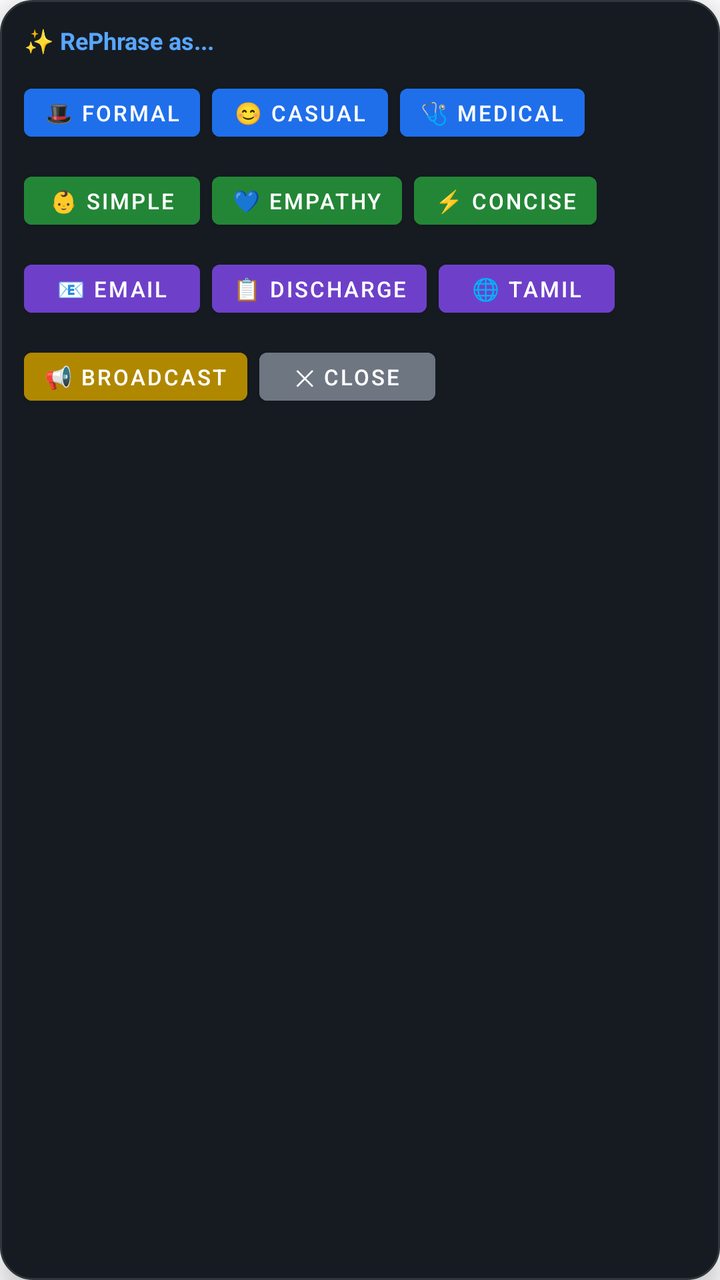
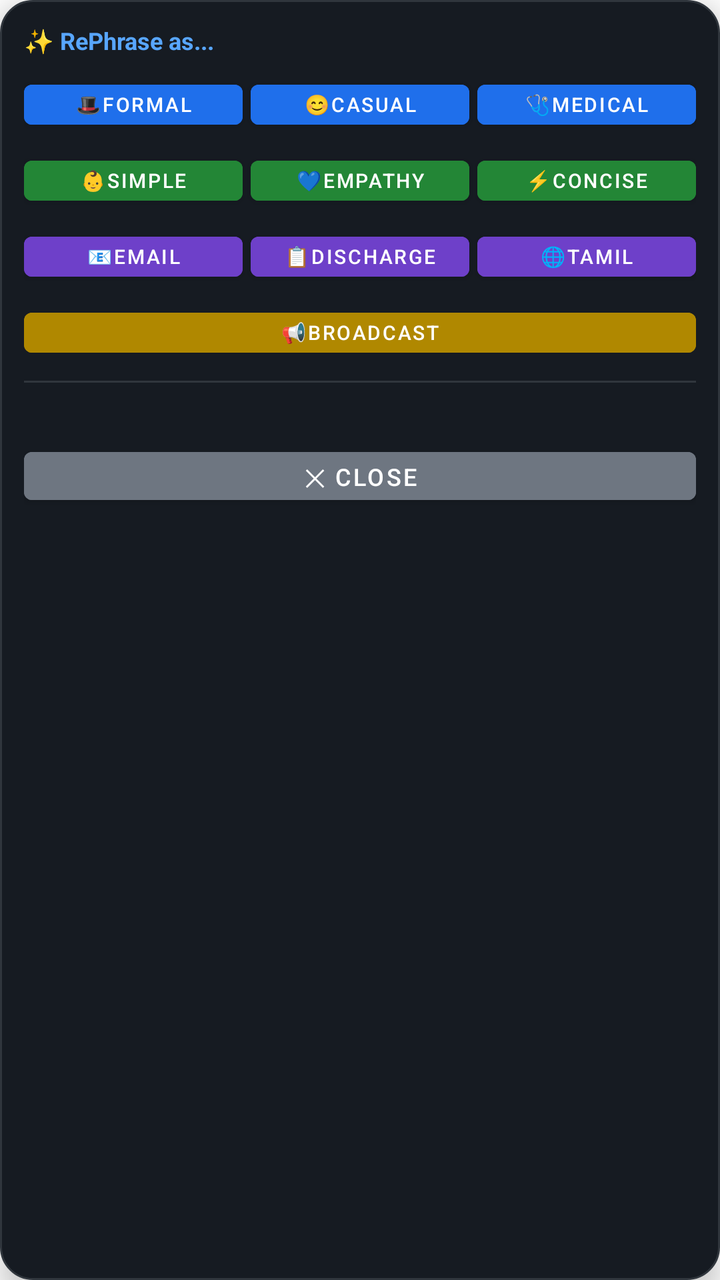

The first picture is an Android layout as it rendered before a commit; the second is the same layout after the commit. The layout source and the unified diff follow.
<!-- AndroidManifest.xml: application theme AppTheme -->
<!-- res/layout/floating_bubble.xml -->
<?xml version="1.0" encoding="utf-8"?>
<LinearLayout xmlns:android="http://schemas.android.com/apk/res/android"
    android:layout_width="wrap_content"
    android:layout_height="wrap_content"
    android:orientation="vertical"
    android:background="@drawable/bubble_bg"
    android:padding="12dp"
    android:elevation="8dp">

    <TextView
        android:layout_width="wrap_content"
        android:layout_height="wrap_content"
        android:text="✨ RePhrase as..."
        android:textSize="12sp"
        android:textStyle="bold"
        android:textColor="#58a6ff"
        android:layout_marginBottom="10dp"/>

    <LinearLayout
        android:layout_width="wrap_content"
        android:layout_height="wrap_content"
        android:orientation="horizontal"
        android:layout_marginBottom="8dp">
        <Button android:id="@+id/btn_formal" android:layout_width="wrap_content" android:layout_height="36dp" android:text="🎩 Formal" android:textSize="11sp" android:backgroundTint="#1f6feb" android:layout_marginEnd="6dp" android:paddingStart="10dp" android:paddingEnd="10dp"/>
        <Button android:id="@+id/btn_casual" android:layout_width="wrap_content" android:layout_height="36dp" android:text="😊 Casual" android:textSize="11sp" android:backgroundTint="#1f6feb" android:layout_marginEnd="6dp" android:paddingStart="10dp" android:paddingEnd="10dp"/>
        <Button android:id="@+id/btn_medical" android:layout_width="wrap_content" android:layout_height="36dp" android:text="🩺 Medical" android:textSize="11sp" android:backgroundTint="#1f6feb" android:paddingStart="10dp" android:paddingEnd="10dp"/>
    </LinearLayout>

    <LinearLayout
        android:layout_width="wrap_content"
        android:layout_height="wrap_content"
        android:orientation="horizontal"
        android:layout_marginBottom="8dp">
        <Button android:id="@+id/btn_simple" android:layout_width="wrap_content" android:layout_height="36dp" android:text="👶 Simple" android:textSize="11sp" android:backgroundTint="#238636" android:layout_marginEnd="6dp" android:paddingStart="10dp" android:paddingEnd="10dp"/>
        <Button android:id="@+id/btn_empathy" android:layout_width="wrap_content" android:layout_height="36dp" android:text="💙 Empathy" android:textSize="11sp" android:backgroundTint="#238636" android:layout_marginEnd="6dp" android:paddingStart="10dp" android:paddingEnd="10dp"/>
        <Button android:id="@+id/btn_concise" android:layout_width="wrap_content" android:layout_height="36dp" android:text="⚡ Concise" android:textSize="11sp" android:backgroundTint="#238636" android:paddingStart="10dp" android:paddingEnd="10dp"/>
    </LinearLayout>

    <LinearLayout
        android:layout_width="wrap_content"
        android:layout_height="wrap_content"
        android:orientation="horizontal"
        android:layout_marginBottom="8dp">
        <Button android:id="@+id/btn_email" android:layout_width="wrap_content" android:layout_height="36dp" android:text="📧 Email" android:textSize="11sp" android:backgroundTint="#6e40c9" android:layout_marginEnd="6dp" android:paddingStart="10dp" android:paddingEnd="10dp"/>
        <Button android:id="@+id/btn_discharge" android:layout_width="wrap_content" android:layout_height="36dp" android:text="📋 Discharge" android:textSize="11sp" android:backgroundTint="#6e40c9" android:layout_marginEnd="6dp" android:paddingStart="10dp" android:paddingEnd="10dp"/>
        <Button android:id="@+id/btn_tamil" android:layout_width="wrap_content" android:layout_height="36dp" android:text="🌐 Tamil" android:textSize="11sp" android:backgroundTint="#6e40c9" android:paddingStart="10dp" android:paddingEnd="10dp"/>
    </LinearLayout>

    <LinearLayout
        android:layout_width="wrap_content"
        android:layout_height="wrap_content"
        android:orientation="horizontal">
        <Button android:id="@+id/btn_broadcast" android:layout_width="wrap_content" android:layout_height="36dp" android:text="📢 Broadcast" android:textSize="11sp" android:backgroundTint="#b08800" android:layout_marginEnd="6dp" android:paddingStart="10dp" android:paddingEnd="10dp"/>
        <Button android:id="@+id/btn_close" android:layout_width="wrap_content" android:layout_height="36dp" android:text="✕ Close" android:textSize="11sp" android:backgroundTint="#6e7681" android:paddingStart="10dp" android:paddingEnd="10dp"/>
    </LinearLayout>

    <TextView
        android:id="@+id/statusMsg"
        android:layout_width="wrap_content"
        android:layout_height="wrap_content"
        android:text=""
        android:textSize="11sp"
        android:textColor="#3fb950"
        android:layout_marginTop="8dp"/>

</LinearLayout>
<!-- resources referenced by this layout -->
<resources>
  <!-- drawable bubble_bg (drawable) -->
  <?xml version="1.0" encoding="utf-8"?>
  <shape xmlns:android="http://schemas.android.com/apk/res/android">
      <solid android:color="#161b22"/>
      <corners android:radius="16dp"/>
      <stroke android:width="1dp" android:color="#30363d"/>
  </shape>
  <style name="AppTheme" parent="Theme.MaterialComponents.DayNight.DarkActionBar">
          <item name="colorPrimary">#1f6feb</item>
          <item name="colorPrimaryDark">#0d1117</item>
          <item name="colorAccent">#388bfd</item>
      </style>
</resources>

<!-- the commit's change to res/layout/floating_bubble.xml (unified diff, before → after) -->
@@ -1,6 +1,6 @@
 <?xml version="1.0" encoding="utf-8"?>
 <LinearLayout xmlns:android="http://schemas.android.com/apk/res/android"
-    android:layout_width="wrap_content"
+    android:layout_width="320dp"
     android:layout_height="wrap_content"
     android:orientation="vertical"
     android:background="@drawable/bubble_bg"
@@ -14,45 +14,51 @@
         android:textSize="12sp"
         android:textStyle="bold"
         android:textColor="#58a6ff"
-        android:layout_marginBottom="10dp"/>
+        android:layout_marginBottom="8dp"/>
 
     <LinearLayout
-        android:layout_width="wrap_content"
+        android:layout_width="match_parent"
+        android:layout_height="wrap_content"
+        android:orientation="horizontal"
+        android:layout_marginBottom="6dp">
+        <Button android:id="@+id/btn_formal" android:layout_width="0dp" android:layout_weight="1" android:layout_height="32dp" android:text="🎩Formal" android:textSize="10sp" android:backgroundTint="#1f6feb" android:layout_marginEnd="4dp" android:padding="2dp"/>
+        <Button android:id="@+id/btn_casual" android:layout_width="0dp" android:layout_weight="1" android:layout_height="32dp" android:text="😊Casual" android:textSize="10sp" android:backgroundTint="#1f6feb" android:layout_marginEnd="4dp" android:padding="2dp"/>
+        <Button android:id="@+id/btn_medical" android:layout_width="0dp" android:layout_weight="1" android:layout_height="32dp" android:text="🩺Medical" android:textSize="10sp" android:backgroundTint="#1f6feb" android:padding="2dp"/>
+    </LinearLayout>
+
+    <LinearLayout
+        android:layout_width="match_parent"
+        android:layout_height="wrap_content"
+        android:orientation="horizontal"
+        android:layout_marginBottom="6dp">
+        <Button android:id="@+id/btn_simple" android:layout_width="0dp" android:layout_weight="1" android:layout_height="32dp" android:text="👶Simple" android:textSize="10sp" android:backgroundTint="#238636" android:layout_marginEnd="4dp" android:padding="2dp"/>
+        <Button android:id="@+id/btn_empathy" android:layout_width="0dp" android:layout_weight="1" android:layout_height="32dp" android:text="💙Empathy" android:textSize="10sp" android:backgroundTint="#238636" android:layout_marginEnd="4dp" android:padding="2dp"/>
+        <Button android:id="@+id/btn_concise" android:layout_width="0dp" android:layout_weight="1" android:layout_height="32dp" android:text="⚡Concise" android:textSize="10sp" android:backgroundTint="#238636" android:padding="2dp"/>
+    </LinearLayout>
+
+    <LinearLayout
+        android:layout_width="match_parent"
+        android:layout_height="wrap_content"
+        android:orientation="horizontal"
+        android:layout_marginBottom="6dp">
+        <Button android:id="@+id/btn_email" android:layout_width="0dp" android:layout_weight="1" android:layout_height="32dp" android:text="📧Email" android:textSize="10sp" android:backgroundTint="#6e40c9" android:layout_marginEnd="4dp" android:padding="2dp"/>
+        <Button android:id="@+id/btn_discharge" android:layout_width="0dp" android:layout_weight="1" android:layout_height="32dp" android:text="📋Discharge" android:textSize="10sp" android:backgroundTint="#6e40c9" android:layout_marginEnd="4dp" android:padding="2dp"/>
+        <Button android:id="@+id/btn_tamil" android:layout_width="0dp" android:layout_weight="1" android:layout_height="32dp" android:text="🌐Tamil" android:textSize="10sp" android:backgroundTint="#6e40c9" android:padding="2dp"/>
+    </LinearLayout>
+
+    <LinearLayout
+        android:layout_width="match_parent"
         android:layout_height="wrap_content"
         android:orientation="horizontal"
         android:layout_marginBottom="8dp">
-        <Button android:id="@+id/btn_formal" android:layout_width="wrap_content" android:layout_height="36dp" android:text="🎩 Formal" android:textSize="11sp" android:backgroundTint="#1f6feb" android:layout_marginEnd="6dp" android:paddingStart="10dp" android:paddingEnd="10dp"/>
-        <Button android:id="@+id/btn_casual" android:layout_width="wrap_content" android:layout_height="36dp" android:text="😊 Casual" android:textSize="11sp" android:backgroundTint="#1f6feb" android:layout_marginEnd="6dp" android:paddingStart="10dp" android:paddingEnd="10dp"/>
-        <Button android:id="@+id/btn_medical" android:layout_width="wrap_content" android:layout_height="36dp" android:text="🩺 Medical" android:textSize="11sp" android:backgroundTint="#1f6feb" android:paddingStart="10dp" android:paddingEnd="10dp"/>
+        <Button android:id="@+id/btn_broadcast" android:layout_width="0dp" android:layout_weight="1" android:layout_height="32dp" android:text="📢Broadcast" android:textSize="10sp" android:backgroundTint="#b08800" android:padding="2dp"/>
     </LinearLayout>
 
-    <LinearLayout
-        android:layout_width="wrap_content"
-        android:layout_height="wrap_content"
-        android:orientation="horizontal"
-        android:layout_marginBottom="8dp">
-        <Button android:id="@+id/btn_simple" android:layout_width="wrap_content" android:layout_height="36dp" android:text="👶 Simple" android:textSize="11sp" android:backgroundTint="#238636" android:layout_marginEnd="6dp" android:paddingStart="10dp" android:paddingEnd="10dp"/>
-        <Button android:id="@+id/btn_empathy" android:layout_width="wrap_content" android:layout_height="36dp" android:text="💙 Empathy" android:textSize="11sp" android:backgroundTint="#238636" android:layout_marginEnd="6dp" android:paddingStart="10dp" android:paddingEnd="10dp"/>
-        <Button android:id="@+id/btn_concise" android:layout_width="wrap_content" android:layout_height="36dp" android:text="⚡ Concise" android:textSize="11sp" android:backgroundTint="#238636" android:paddingStart="10dp" android:paddingEnd="10dp"/>
-    </LinearLayout>
-
-    <LinearLayout
-        android:layout_width="wrap_content"
-        android:layout_height="wrap_content"
-        android:orientation="horizontal"
-        android:layout_marginBottom="8dp">
-        <Button android:id="@+id/btn_email" android:layout_width="wrap_content" android:layout_height="36dp" android:text="📧 Email" android:textSize="11sp" android:backgroundTint="#6e40c9" android:layout_marginEnd="6dp" android:paddingStart="10dp" android:paddingEnd="10dp"/>
-        <Button android:id="@+id/btn_discharge" android:layout_width="wrap_content" android:layout_height="36dp" android:text="📋 Discharge" android:textSize="11sp" android:backgroundTint="#6e40c9" android:layout_marginEnd="6dp" android:paddingStart="10dp" android:paddingEnd="10dp"/>
-        <Button android:id="@+id/btn_tamil" android:layout_width="wrap_content" android:layout_height="36dp" android:text="🌐 Tamil" android:textSize="11sp" android:backgroundTint="#6e40c9" android:paddingStart="10dp" android:paddingEnd="10dp"/>
-    </LinearLayout>
-
-    <LinearLayout
-        android:layout_width="wrap_content"
-        android:layout_height="wrap_content"
-        android:orientation="horizontal">
-        <Button android:id="@+id/btn_broadcast" android:layout_width="wrap_content" android:layout_height="36dp" android:text="📢 Broadcast" android:textSize="11sp" android:backgroundTint="#b08800" android:layout_marginEnd="6dp" android:paddingStart="10dp" android:paddingEnd="10dp"/>
-        <Button android:id="@+id/btn_close" android:layout_width="wrap_content" android:layout_height="36dp" android:text="✕ Close" android:textSize="11sp" android:backgroundTint="#6e7681" android:paddingStart="10dp" android:paddingEnd="10dp"/>
-    </LinearLayout>
+    <View
+        android:layout_width="match_parent"
+        android:layout_height="1dp"
+        android:background="#30363d"
+        android:layout_marginBottom="8dp"/>
 
     <TextView
         android:id="@+id/statusMsg"
@@ -60,7 +66,59 @@
         android:layout_height="wrap_content"
         android:text=""
         android:textSize="11sp"
-        android:textColor="#3fb950"
-        android:layout_marginTop="8dp"/>
+        android:textColor="#58a6ff"
+        android:layout_marginBottom="6dp"/>
+
+    <ScrollView
+        android:id="@+id/resultScroll"
+        android:layout_width="match_parent"
+        android:layout_height="120dp"
+        android:visibility="gone"
+        android:background="#21262d"
+        android:padding="8dp"
+        android:layout_marginBottom="8dp">
+        <TextView
+            android:id="@+id/resultText"
+            android:layout_width="match_parent"
+            android:layout_height="wrap_content"
+            android:text=""
+            android:textSize="13sp"
+            android:textColor="#e6edf3"
+            android:lineSpacingExtra="4dp"/>
+    </ScrollView>
+
+    <LinearLayout
+        android:id="@+id/actionButtons"
+        android:layout_width="match_parent"
+        android:layout_height="wrap_content"
+        android:orientation="horizontal"
+        android:visibility="gone">
+        <Button
+            android:id="@+id/btn_use"
+            android:layout_width="0dp"
+            android:layout_weight="1"
+            android:layout_height="36dp"
+            android:text="✅ Use This"
+            android:textSize="12sp"
+            android:backgroundTint="#238636"
+            android:layout_marginEnd="6dp"/>
+        <Button
+            android:id="@+id/btn_close"
+            android:layout_width="0dp"
+            android:layout_weight="1"
+            android:layout_height="36dp"
+            android:text="✕ Close"
+            android:textSize="12sp"
+            android:backgroundTint="#6e7681"/>
+    </LinearLayout>
+
+    <Button
+        android:id="@+id/btn_close_top"
+        android:layout_width="match_parent"
+        android:layout_height="36dp"
+        android:text="✕ Close"
+        android:textSize="12sp"
+        android:backgroundTint="#6e7681"
+        android:visibility="visible"/>
 
 </LinearLayout>
